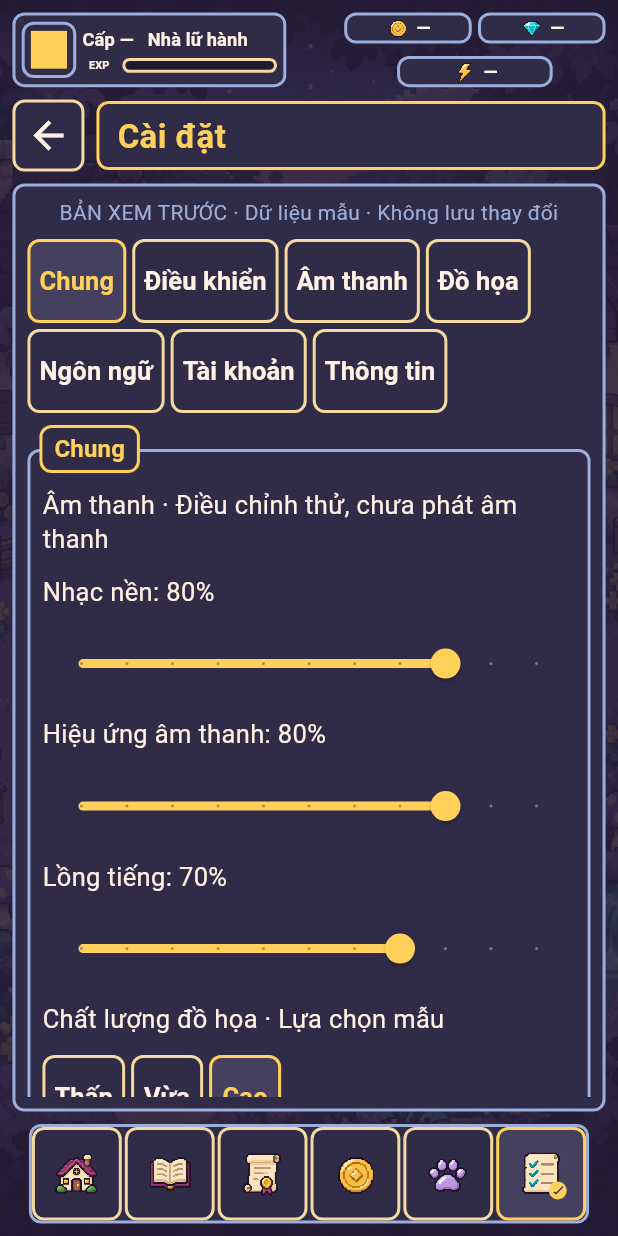
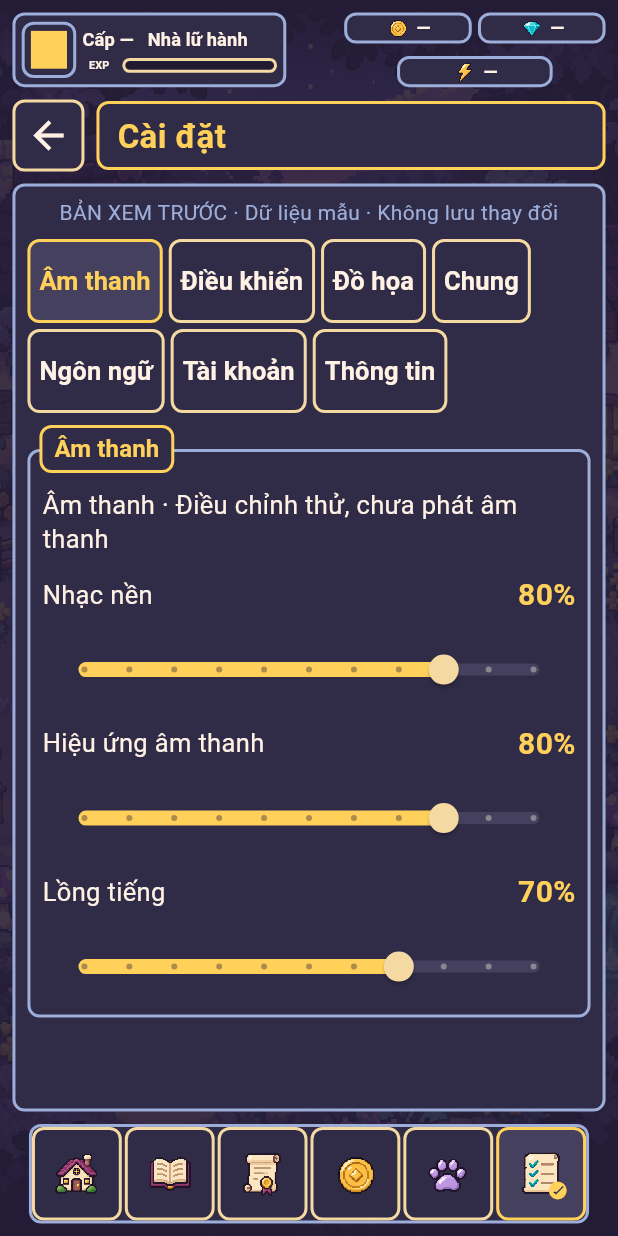
Before and after one commit to majinbaka/ham-master, a Flutter app: the SettingsScreen screen opened by its route, on a phone screen of 412 x 824 dp. Run offline on Flutter 3.47's test engine with Material 3 defaults, Android fonts, the phone set to English and light mode, and no system bars; our stand-ins replace flutter_riverpod, go_router.

Commit message:
feat: simplify settings and enlarge toggle interactions
Start with focused audio settings and clearly separated volume values. Make entire switch rows interactive so labels are useful touch targets while preserving preview-only state.

```diff
--- a/lib/features/settings/presentation/settings_screen.dart
+++ b/lib/features/settings/presentation/settings_screen.dart
@@ -2,6 +2,8 @@ import 'package:flutter/material.dart';
 
 import '../../../app/presentation/menu_components.dart';
 import '../../../app/presentation/menu_shell.dart';
+import '../../../app/theme/game_typography.dart';
+import '../../../app/theme/pixel_ui_colors.dart';
 
 /// Local widget selections demonstrate controls; no device or save settings.
 class SettingsScreen extends StatefulWidget {
@@ -13,7 +15,7 @@ class SettingsScreen extends StatefulWidget {
 }
 
 class _SettingsScreenState extends State<SettingsScreen> {
-  var _category = 'Chung';
+  var _category = 'Âm thanh';
   final _volumes = <String, double>{
     'Nhạc nền': 80,
     'Hiệu ứng âm thanh': 80,
@@ -39,10 +41,10 @@ class _SettingsScreenState extends State<SettingsScreen> {
         runSpacing: 4,
         children: [
           for (final category in [
+            'Âm thanh',
+            'Điều khiển',
+            'Đồ họa',
             'Chung',
-            'Điều khiển',
-            'Âm thanh',
-            'Đồ họa',
             'Ngôn ngữ',
             'Tài khoản',
             'Thông tin',
@@ -65,15 +67,33 @@ class _SettingsScreenState extends State<SettingsScreen> {
       if (_category == 'Chung' || _category == 'Âm thanh') ...[
         const Text('Âm thanh · Điều chỉnh thử, chưa phát âm thanh'),
         for (final entry in _volumes.entries) ...[
-          Text('${entry.key}: ${entry.value.round()}%'),
-          Slider(
-            semanticFormatterCallback: (value) => '${value.round()} phần trăm',
+          Row(
+            spacing: 8,
+            children: [
+              Expanded(child: Text(entry.key)),
+              Text(
+                '${entry.value.round()}%',
+                style: GameTypography.value.copyWith(color: PixelUiColors.gold),
+              ),
+            ],
+          ),
+          SliderTheme(
+            data: SliderTheme.of(context).copyWith(
+              trackHeight: 8,
+              activeTrackColor: PixelUiColors.gold,
+              inactiveTrackColor: PixelUiColors.raised,
+              thumbColor: PixelUiColors.cream,
+            ),
+            child: Slider(
+              semanticFormatterCallback: (value) =>
+                  '${value.round()} phần trăm',
               value: entry.value,
               min: 0,
               max: 100,
               divisions: 10,
               label: '${entry.value.round()}%',
               onChanged: (value) => setState(() => _volumes[entry.key] = value),
+            ),
           ),
         ],
       ],
@@ -131,17 +151,12 @@ class _SettingsScreenState extends State<SettingsScreen> {
     ],
   );
 
-  Widget _toggle(String label) => Column(
-    crossAxisAlignment: CrossAxisAlignment.start,
-    children: [
-      Text(label),
-      Semantics(
-        label: label,
-        child: Switch(
+  Widget _toggle(String label) => SwitchListTile(
+    contentPadding: EdgeInsets.zero,
+    title: Text(label),
+    activeThumbColor: PixelUiColors.gold,
+    activeTrackColor: PixelUiColors.raised,
     value: _toggles[label]!,
     onChanged: (value) => setState(() => _toggles[label] = value),
-        ),
-      ),
-    ],
   );
 }
```
Also changed, not shown: docs/art/runtime-preview/settings.png, 2 other files. Lines whose indentation alone changed are shown as unchanged.
